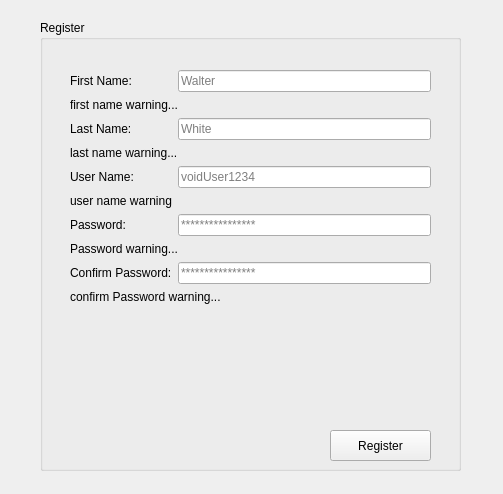
Old version of the form registerpage.ui in the repository borhanem/Messenger_Void_13.
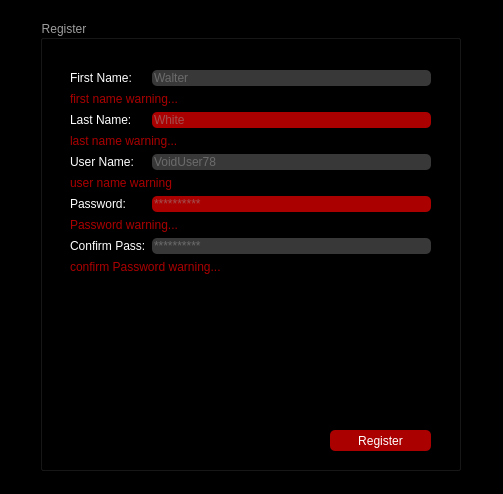
New version of the form.

Patch:
```diff
--- a/registerpage.ui
+++ b/registerpage.ui
@@ -13,6 +13,11 @@
   <property name="windowTitle">
    <string>Dialog</string>
   </property>
+  <property name="styleSheet">
+   <string notr="true">background-color: rgb(255, 170, 255);
+background-color: rgb(0, 0, 0);
+</string>
+  </property>
   <widget class="QPushButton" name="Register_pbn">
    <property name="geometry">
     <rect>
@@ -48,6 +53,9 @@
      <height>451</height>
     </rect>
    </property>
+   <property name="styleSheet">
+    <string notr="true">color: rgb(158, 158, 158);</string>
+   </property>
    <property name="title">
     <string>Register</string>
    </property>
@@ -63,6 +71,9 @@
     <layout class="QFormLayout" name="formLayout_2">
      <item row="0" column="0">
       <widget class="QLabel" name="FName_lbl_2">
+       <property name="styleSheet">
+        <string notr="true">color: rgb(255, 255, 255);</string>
+       </property>
        <property name="text">
         <string>First Name:</string>
        </property>
@@ -70,6 +81,11 @@
      </item>
      <item row="0" column="1">
       <widget class="QLineEdit" name="FName_led_2">
+       <property name="styleSheet">
+        <string notr="true">background-color: rgb(56, 56, 56);
+border-color: rgb(170, 170, 127);
+border-radius:5%;</string>
+       </property>
        <property name="placeholderText">
         <string>Walter</string>
        </property>
@@ -77,6 +93,9 @@
      </item>
      <item row="1" column="0" colspan="2">
       <widget class="QLabel" name="fname_warning_lbl">
+       <property name="styleSheet">
+        <string notr="true">color: rgb(170, 0, 0);</string>
+       </property>
        <property name="text">
         <string>first name warning...</string>
        </property>
@@ -84,6 +103,9 @@
      </item>
      <item row="2" column="0">
       <widget class="QLabel" name="Password_lbl_2">
+       <property name="styleSheet">
+        <string notr="true">color: rgb(255, 255, 255);</string>
+       </property>
        <property name="text">
         <string>Last Name:</string>
        </property>
@@ -91,6 +113,11 @@
      </item>
      <item row="2" column="1">
       <widget class="QLineEdit" name="LName_led_2">
+       <property name="styleSheet">
+        <string notr="true">background-color: rgb(170, 0, 0);
+border-color: rgb(170, 170, 127);
+border-radius:5%;</string>
+       </property>
        <property name="placeholderText">
         <string>White</string>
        </property>
@@ -98,6 +125,9 @@
      </item>
      <item row="3" column="0" colspan="2">
       <widget class="QLabel" name="lnam_warning_lbl">
+       <property name="styleSheet">
+        <string notr="true">color: rgb(170, 0, 0);</string>
+       </property>
        <property name="text">
         <string>last name warning...</string>
        </property>
@@ -105,6 +135,9 @@
      </item>
      <item row="4" column="0">
       <widget class="QLabel" name="usrname_lbl">
+       <property name="styleSheet">
+        <string notr="true">color: rgb(255, 255, 255);</string>
+       </property>
        <property name="text">
         <string>User Name:</string>
        </property>
@@ -112,13 +145,21 @@
      </item>
      <item row="4" column="1">
       <widget class="QLineEdit" name="usrname_led">
+       <property name="styleSheet">
+        <string notr="true">background-color: rgb(56, 56, 56);
+border-color: rgb(170, 170, 127);
+border-radius:5%;</string>
+       </property>
        <property name="placeholderText">
-        <string>voidUser1234</string>
+        <string>VoidUser78</string>
        </property>
       </widget>
      </item>
      <item row="5" column="0" colspan="2">
       <widget class="QLabel" name="usrname_warning_lbl">
+       <property name="styleSheet">
+        <string notr="true">color: rgb(170, 0, 0);</string>
+       </property>
        <property name="text">
         <string>user name warning</string>
        </property>
@@ -126,6 +167,9 @@
      </item>
      <item row="6" column="0">
       <widget class="QLabel" name="LName_lbl_2">
+       <property name="styleSheet">
+        <string notr="true">color: rgb(255, 255, 255);</string>
+       </property>
        <property name="text">
         <string>Password:</string>
        </property>
@@ -133,6 +177,11 @@
      </item>
      <item row="6" column="1">
       <widget class="QLineEdit" name="pass_led_2">
+       <property name="styleSheet">
+        <string notr="true">background-color: rgb(170, 0, 0);
+border-color: rgb(170, 170, 127);
+border-radius:5%;</string>
+       </property>
        <property name="text">
         <string/>
        </property>
@@ -140,29 +189,40 @@
         <enum>QLineEdit::Password</enum>
        </property>
        <property name="placeholderText">
-        <string>****************</string>
+        <string>**********</string>
        </property>
       </widget>
      </item>
      <item row="8" column="0">
       <widget class="QLabel" name="confirmpass_lbl">
+       <property name="styleSheet">
+        <string notr="true">color: rgb(255, 255, 255);</string>
+       </property>
        <property name="text">
-        <string>Confirm Password:</string>
+        <string>Confirm Pass:</string>
        </property>
       </widget>
      </item>
      <item row="8" column="1">
       <widget class="QLineEdit" name="confirmpass_led">
+       <property name="styleSheet">
+        <string notr="true">background-color: rgb(56, 56, 56);
+border-color: rgb(170, 170, 127);
+border-radius:5%;</string>
+       </property>
        <property name="echoMode">
         <enum>QLineEdit::Password</enum>
        </property>
        <property name="placeholderText">
-        <string>****************</string>
+        <string>**********</string>
        </property>
       </widget>
      </item>
      <item row="7" column="0" colspan="2">
       <widget class="QLabel" name="password_warning_lbl">
+       <property name="styleSheet">
+        <string notr="true">color: rgb(170, 0, 0);</string>
+       </property>
        <property name="text">
         <string>Password warning...</string>
        </property>
@@ -170,6 +230,9 @@
      </item>
      <item row="9" column="0" colspan="2">
       <widget class="QLabel" name="confirm_pass_warning_lbl">
+       <property name="styleSheet">
+        <string notr="true">color: rgb(170, 0, 0);</string>
+       </property>
        <property name="text">
         <string>confirm Password warning...</string>
        </property>
@@ -183,9 +246,14 @@
       <x>290</x>
       <y>410</y>
       <width>101</width>
-      <height>31</height>
+      <height>21</height>
      </rect>
     </property>
+    <property name="styleSheet">
+     <string notr="true">background-color: rgb(170, 0, 0);
+border-radius: 5px;
+color: rgb(255, 255, 255);</string>
+    </property>
     <property name="text">
      <string>Register</string>
     </property>
```
